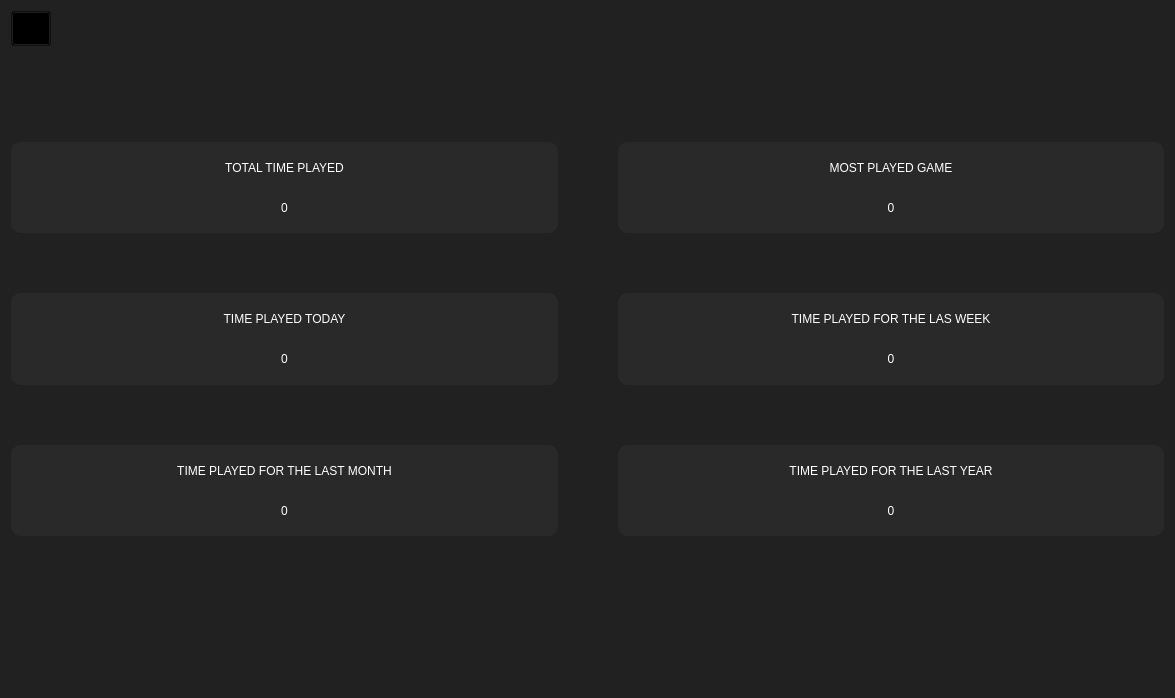
The window that stats.ui (illud/crono) describes before a commit, drawn with Qt 5.
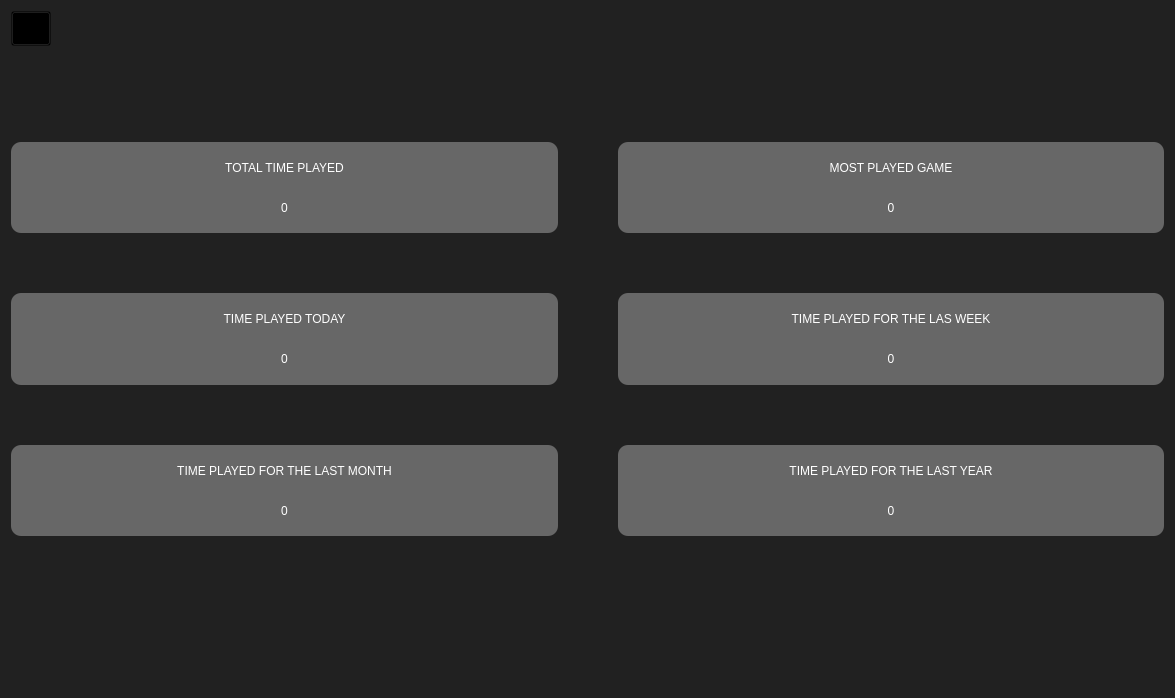
The same window after the commit. Icons and pictures are not drawn.

Commit message: color to cards changed

Patch:
```diff
--- a/stats.ui
+++ b/stats.ui
@@ -112,7 +112,7 @@
      <item row="0" column="1">
       <widget class="QFrame" name="frame_2">
        <property name="styleSheet">
-        <string notr="true">background-color: rgba(44, 44, 44, 180);
+        <string notr="true">background-color: rgba(255, 255, 255,80);
 border: 1px; border-radius: 10px;</string>
        </property>
        <property name="frameShape">
@@ -168,7 +168,7 @@
      <item row="0" column="0">
       <widget class="QFrame" name="frame">
        <property name="styleSheet">
-        <string notr="true">background-color: rgba(44, 44, 44, 180);
+        <string notr="true">background-color: rgba(255, 255, 255,80);
 border: 1px; border-radius: 10px;</string>
        </property>
        <property name="frameShape">
@@ -214,7 +214,7 @@
      <item row="2" column="0">
       <widget class="QFrame" name="frame_3">
        <property name="styleSheet">
-        <string notr="true">background-color: rgba(44, 44, 44, 180);
+        <string notr="true">background-color: rgba(255, 255, 255,80);
 border: 1px; border-radius: 10px;</string>
        </property>
        <property name="frameShape">
@@ -260,7 +260,7 @@
      <item row="3" column="0">
       <widget class="QFrame" name="frame_5">
        <property name="styleSheet">
-        <string notr="true">background-color: rgba(44, 44, 44, 180);
+        <string notr="true">background-color: rgba(255, 255, 255,80);
 border: 1px; border-radius: 10px;</string>
        </property>
        <property name="frameShape">
@@ -322,7 +322,7 @@
      <item row="2" column="1">
       <widget class="QFrame" name="frame_4">
        <property name="styleSheet">
-        <string notr="true">background-color: rgba(44, 44, 44, 180);
+        <string notr="true">background-color: rgba(255, 255, 255,80);
 border: 1px; border-radius: 10px;</string>
        </property>
        <property name="frameShape">
@@ -368,7 +368,7 @@
      <item row="3" column="1">
       <widget class="QFrame" name="frame_6">
        <property name="styleSheet">
-        <string notr="true">background-color: rgba(44, 44, 44, 180);
+        <string notr="true">background-color: rgba(255, 255, 255,80);
 border: 1px; border-radius: 10px;</string>
        </property>
        <property name="frameShape">
```
The commit also changes 8 other files.
